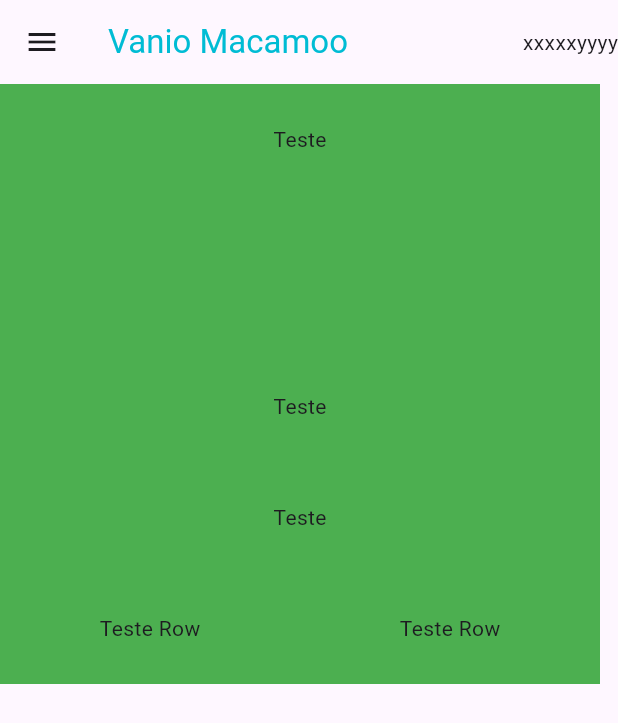
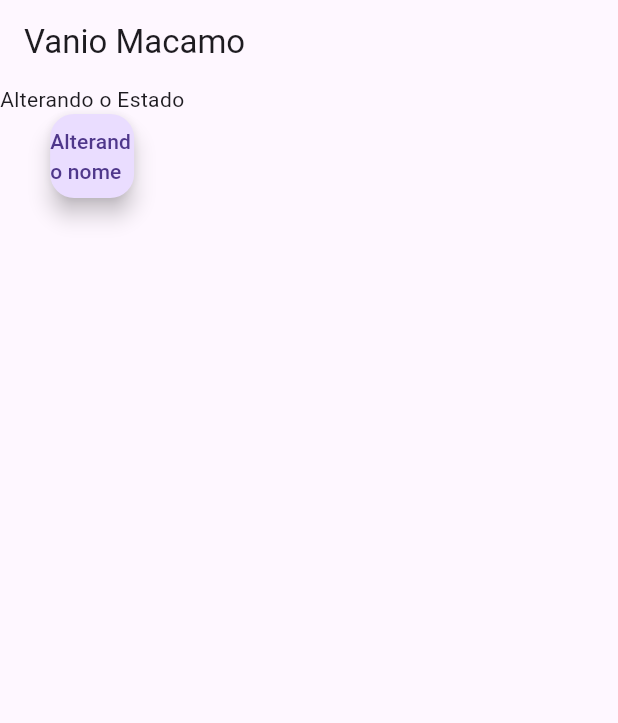
Before and after one commit to VanioAnibalMacamo/flutter, a Flutter app: the screen it shows after launch, on a phone screen of 412 x 824 dp. Shown: the top 723 px of the screen. Run offline on Flutter 3.47's test engine with Material 3 defaults, Android fonts, the phone set to English and light mode, and no system bars.

Commit message:
Button e Action.

```diff
--- /dev/null
+++ b/widgets/lib/home2_page.dart
@@ -0,0 +1,33 @@
+import 'package:flutter/material.dart';
+
+class Home2Page extends StatefulWidget {
+
+  const Home2Page({ super.key });
+
+  @override
+  State<Home2Page> createState() => _Home2PageState();
+}
+
+class _Home2PageState extends State<Home2Page> {
+  String nome = "Vanio Macamo";
+
+  @override
+  Widget build(BuildContext context) {
+    return Scaffold(
+      appBar: AppBar(title: Text(nome)),
+      body: Column(
+        children: [
+          const Text("Alterando o Estado"),
+          FloatingActionButton(
+            onPressed: () {
+              setState(() {
+                nome = "Alterado";
+              });
+            },
+            child: const Text("Alterando nome"),
+          )
+        ],
+      ),
+    );
+  }
+}
--- a/widgets/lib/home_page.dart
+++ b/widgets/lib/home_page.dart
@@ -3,12 +3,13 @@ import 'package:flutter/material.dart';
 
 class HomePage extends StatelessWidget{
 
+  String nome = "Vanio Anibal Macamo";
   @override
   Widget build(BuildContext context) {
     return Scaffold(
       appBar: AppBar(
         title: Text(
-          "Vanio Macamoo",
+          nome,
           style: TextStyle(color: Colors.cyan),
 
           ),
@@ -26,7 +27,11 @@ class HomePage extends StatelessWidget{
           mainAxisAlignment: MainAxisAlignment.spaceAround,
           crossAxisAlignment: CrossAxisAlignment.center,
           children: [
-             Text("Teste"),
+             Center(
+                child: FloatingActionButton(onPressed:() {
+                  nome = "AAAA";
+                }),
+             ),
              SizedBox(height: 50,),
              Text("Teste"),
              Text("Teste"),
--- a/widgets/lib/main.dart
+++ b/widgets/lib/main.dart
@@ -1,9 +1,9 @@
 import 'package:flutter/material.dart';
-import 'package:widgets/home_page.dart';
+import 'package:widgets/home2_page.dart';
 
 void main() {
   runApp(MaterialApp(
-    home: HomePage(),
+    home: Home2Page(),
   ),
   );
 }
```
